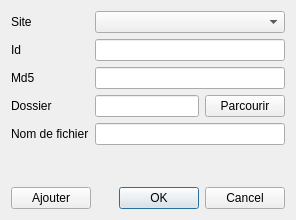
Qt form src/batch/adduniquewindow.ui (Bionus/imgbrd-grabber) before a commit.
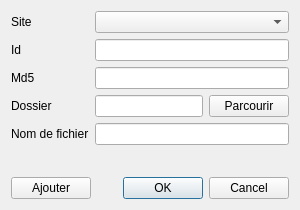
The same form after that commit.

Commit message: Move UI to separate file for AddGroupWindow

```diff
--- a/src/batch/adduniquewindow.ui
+++ b/src/batch/adduniquewindow.ui
@@ -6,8 +6,8 @@
    <rect>
     <x>0</x>
     <y>0</y>
-    <width>296</width>
-    <height>220</height>
+    <width>300</width>
+    <height>209</height>
    </rect>
   </property>
   <property name="windowTitle">
@@ -68,19 +68,6 @@
    <item row="2" column="1">
     <widget class="QLineEdit" name="lineMd5"/>
    </item>
-   <item row="7" column="0">
-    <spacer name="verticalSpacer">
-     <property name="orientation">
-      <enum>Qt::Vertical</enum>
-     </property>
-     <property name="sizeHint" stdset="0">
-      <size>
-       <width>20</width>
-       <height>40</height>
-      </size>
-     </property>
-    </spacer>
-   </item>
    <item row="4" column="0">
     <widget class="QLabel" name="label_4">
      <property name="text">
@@ -119,6 +106,19 @@
      </item>
     </layout>
    </item>
+   <item row="7" column="0" colspan="2">
+    <spacer name="verticalSpacer">
+     <property name="orientation">
+      <enum>Qt::Vertical</enum>
+     </property>
+     <property name="sizeHint" stdset="0">
+      <size>
+       <width>20</width>
+       <height>400</height>
+      </size>
+     </property>
+    </spacer>
+   </item>
   </layout>
  </widget>
  <resources/>
```
Left out of the diff: 2 changed lines with no effect on the pictures. The commit also changes 4 other files.
